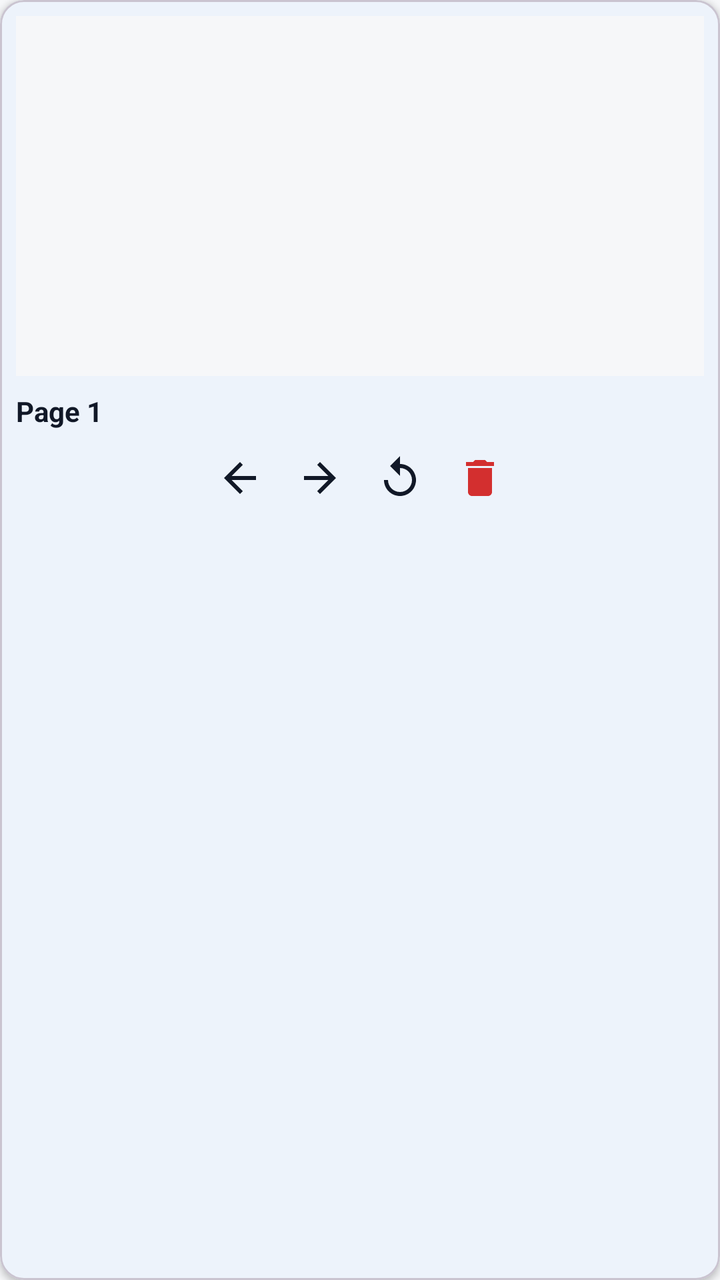
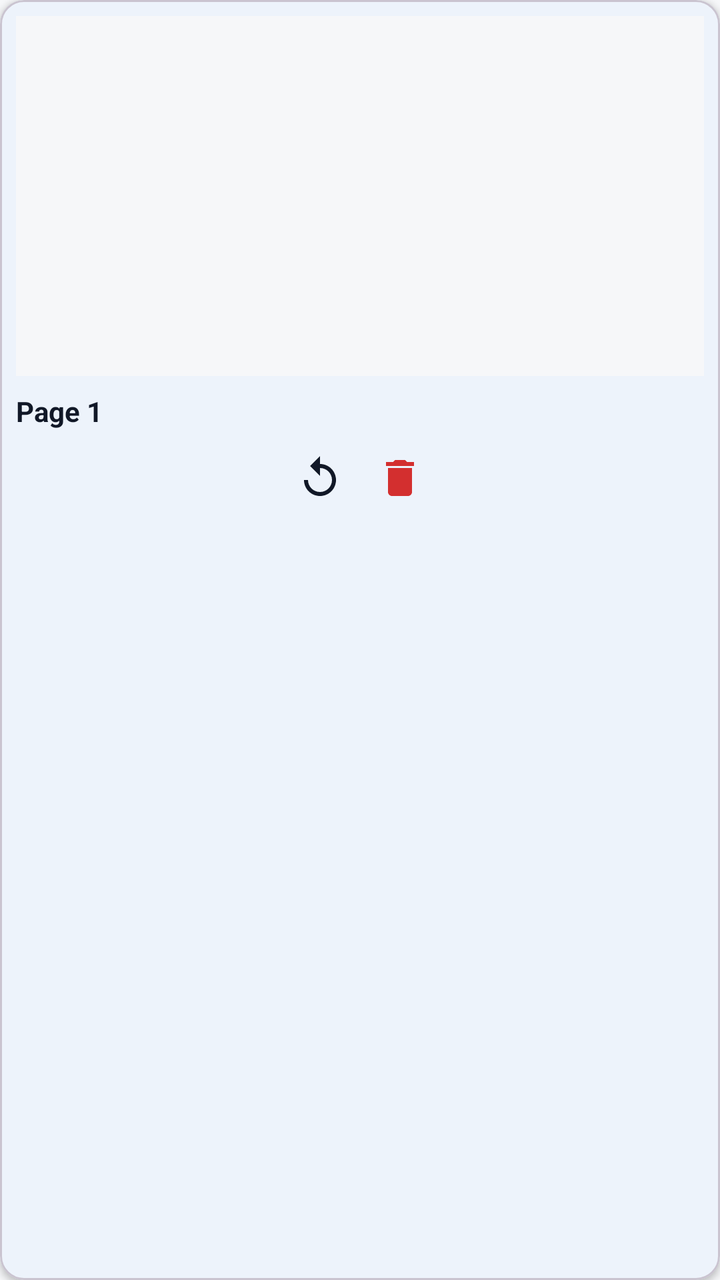

Before-and-after screenshots of an Android layout around one commit, followed by the original layout XML and the change that was made.
<!-- AndroidManifest.xml: application theme Theme.Hakunaa -->
<!-- res/layout/item_page.xml -->
<?xml version="1.0" encoding="utf-8"?>
<com.google.android.material.card.MaterialCardView xmlns:android="http://schemas.android.com/apk/res/android"
    xmlns:app="http://schemas.android.com/apk/res-auto"
    android:layout_width="0dp"
    android:layout_height="wrap_content"
    android:layout_margin="8dp"
    app:cardCornerRadius="12dp"
    app:cardElevation="2dp">

    <LinearLayout
        android:layout_width="match_parent"
        android:layout_height="wrap_content"
        android:orientation="vertical"
        android:padding="8dp">

        <ImageView
            android:id="@+id/ivPageThumb"
            android:layout_width="match_parent"
            android:layout_height="180dp"
            android:scaleType="centerCrop"
            android:background="@color/hakunaa_background" />

        <TextView
            android:id="@+id/tvPageLabel"
            android:layout_width="wrap_content"
            android:layout_height="wrap_content"
            android:layout_marginTop="8dp"
            android:text="Page 1"
            android:textColor="@color/hakunaa_text"
            android:textSize="14sp"
            android:textStyle="bold" />

        <LinearLayout
            android:layout_width="match_parent"
            android:layout_height="wrap_content"
            android:layout_marginTop="4dp"
            android:gravity="center"
            android:orientation="horizontal">

            <ImageButton
                android:id="@+id/btnMoveLeft"
                android:layout_width="40dp"
                android:layout_height="40dp"
                android:background="@android:color/transparent"
                android:contentDescription="Move left"
                android:src="@drawable/ic_arrow_left"
                android:tint="@color/hakunaa_text" />

            <ImageButton
                android:id="@+id/btnMoveRight"
                android:layout_width="40dp"
                android:layout_height="40dp"
                android:background="@android:color/transparent"
                android:contentDescription="Move right"
                android:src="@drawable/ic_arrow_right"
                android:tint="@color/hakunaa_text" />

            <ImageButton
                android:id="@+id/btnRotate"
                android:layout_width="40dp"
                android:layout_height="40dp"
                android:background="@android:color/transparent"
                android:contentDescription="Rotate"
                android:src="@drawable/ic_rotate_left"
                android:tint="@color/hakunaa_text" />

            <ImageButton
                android:id="@+id/btnDelete"
                android:layout_width="40dp"
                android:layout_height="40dp"
                android:background="@android:color/transparent"
                android:contentDescription="Delete"
                android:src="@drawable/ic_delete"
                android:tint="#D32F2F" />
        </LinearLayout>
    </LinearLayout>
</com.google.android.material.card.MaterialCardView>
<!-- resources referenced by this layout -->
<resources>
  <color name="hakunaa_background">#F6F7F9</color>
  <color name="hakunaa_text">#111827</color>
  <!-- drawable ic_arrow_left (drawable) -->
  <?xml version="1.0" encoding="utf-8"?>
  <vector xmlns:android="http://schemas.android.com/apk/res/android"
      android:width="24dp"
      android:height="24dp"
      android:viewportWidth="24"
      android:viewportHeight="24">
      <path
          android:fillColor="#000000"
          android:pathData="M20,11H7.83l5.59,-5.59L12,4l-8,8 8,8 1.41,-1.41L7.83,13H20v-2z" />
  </vector>
  <!-- drawable ic_arrow_right (drawable) -->
  <?xml version="1.0" encoding="utf-8"?>
  <vector xmlns:android="http://schemas.android.com/apk/res/android"
      android:width="24dp"
      android:height="24dp"
      android:viewportWidth="24"
      android:viewportHeight="24">
      <path
          android:fillColor="#000000"
          android:pathData="M12,4l-1.41,1.41L16.17,11H4v2h12.17l-5.58,5.59L12,20l8,-8 -8,-8z" />
  </vector>
  <!-- drawable ic_delete (drawable) -->
  <?xml version="1.0" encoding="utf-8"?>
  <vector xmlns:android="http://schemas.android.com/apk/res/android"
      android:width="24dp"
      android:height="24dp"
      android:viewportWidth="24"
      android:viewportHeight="24">
      <path
          android:fillColor="#000000"
          android:pathData="M6,19c0,1.1 0.9,2 2,2h8c1.1,0 2,-0.9 2,-2V7H6v12zM19,4h-3.5l-1,-1h-5l-1,1H5v2h14V4z" />
  </vector>
  <!-- drawable ic_rotate_left (drawable) -->
  <?xml version="1.0" encoding="utf-8"?>
  <vector xmlns:android="http://schemas.android.com/apk/res/android"
      android:width="24dp"
      android:height="24dp"
      android:viewportWidth="24"
      android:viewportHeight="24">
      <path
          android:fillColor="#FFFFFF"
          android:pathData="M12,5V1L7,6l5,5V7c3.31,0 6,2.69 6,6s-2.69,6 -6,6 -6,-2.69 -6,-6H4c0,4.42 3.58,8 8,8s8,-3.58 8,-8 -3.58,-8 -8,-8z" />
  </vector>
  <style name="Theme.Hakunaa" parent="Theme.Material3.Light.NoActionBar">
          <item name="colorPrimary">@color/hakunaa_primary</item>
          <item name="colorPrimaryDark">@color/hakunaa_primary_dark</item>
          <item name="colorOnPrimary">@color/hakunaa_on_primary</item>
          <item name="android:windowBackground">@color/hakunaa_background</item>
          <item name="colorSurface">@color/hakunaa_surface</item>
          <item name="android:textColorPrimary">@color/hakunaa_text</item>
          <item name="android:textColorSecondary">@color/hakunaa_text_secondary</item>
      </style>
  <color name="hakunaa_primary">#0B57D0</color>
  <color name="hakunaa_primary_dark">#0842A0</color>
  <color name="hakunaa_on_primary">#FFFFFF</color>
  <color name="hakunaa_surface">#FFFFFF</color>
  <color name="hakunaa_text_secondary">#5B6472</color>
</resources>

<!-- the commit's change to res/layout/item_page.xml (unified diff, before → after) -->
@@ -1,7 +1,7 @@
 <?xml version="1.0" encoding="utf-8"?>
 <com.google.android.material.card.MaterialCardView xmlns:android="http://schemas.android.com/apk/res/android"
     xmlns:app="http://schemas.android.com/apk/res-auto"
-    android:layout_width="0dp"
+    android:layout_width="match_parent"
     android:layout_height="wrap_content"
     android:layout_margin="8dp"
     app:cardCornerRadius="12dp"
@@ -38,24 +38,6 @@
             android:orientation="horizontal">
 
             <ImageButton
-                android:id="@+id/btnMoveLeft"
-                android:layout_width="40dp"
-                android:layout_height="40dp"
-                android:background="@android:color/transparent"
-                android:contentDescription="Move left"
-                android:src="@drawable/ic_arrow_left"
-                android:tint="@color/hakunaa_text" />
-
-            <ImageButton
-                android:id="@+id/btnMoveRight"
-                android:layout_width="40dp"
-                android:layout_height="40dp"
-                android:background="@android:color/transparent"
-                android:contentDescription="Move right"
-                android:src="@drawable/ic_arrow_right"
-                android:tint="@color/hakunaa_text" />
-
-            <ImageButton
                 android:id="@+id/btnRotate"
                 android:layout_width="40dp"
                 android:layout_height="40dp"
<!-- resource entries referenced after the edit -->
@@ -2,28 +2,6 @@
 <resources>
   <color name="hakunaa_background">#F6F7F9</color>
   <color name="hakunaa_text">#111827</color>
-  <!-- drawable ic_arrow_left (drawable) -->
-  <?xml version="1.0" encoding="utf-8"?>
-  <vector xmlns:android="http://schemas.android.com/apk/res/android"
-      android:width="24dp"
-      android:height="24dp"
-      android:viewportWidth="24"
-      android:viewportHeight="24">
-      <path
-          android:fillColor="#000000"
-          android:pathData="M20,11H7.83l5.59,-5.59L12,4l-8,8 8,8 1.41,-1.41L7.83,13H20v-2z" />
-  </vector>
-  <!-- drawable ic_arrow_right (drawable) -->
-  <?xml version="1.0" encoding="utf-8"?>
-  <vector xmlns:android="http://schemas.android.com/apk/res/android"
-      android:width="24dp"
-      android:height="24dp"
-      android:viewportWidth="24"
-      android:viewportHeight="24">
-      <path
-          android:fillColor="#000000"
-          android:pathData="M12,4l-1.41,1.41L16.17,11H4v2h12.17l-5.58,5.59L12,20l8,-8 -8,-8z" />
-  </vector>
   <!-- drawable ic_delete (drawable) -->
   <?xml version="1.0" encoding="utf-8"?>
   <vector xmlns:android="http://schemas.android.com/apk/res/android"
